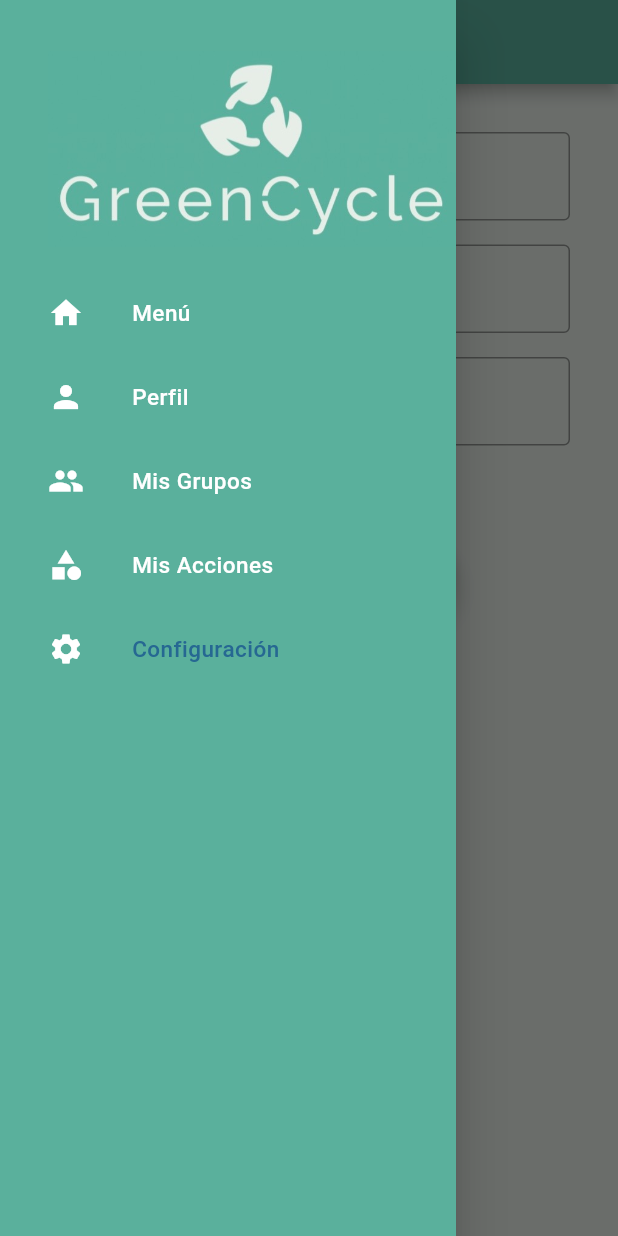
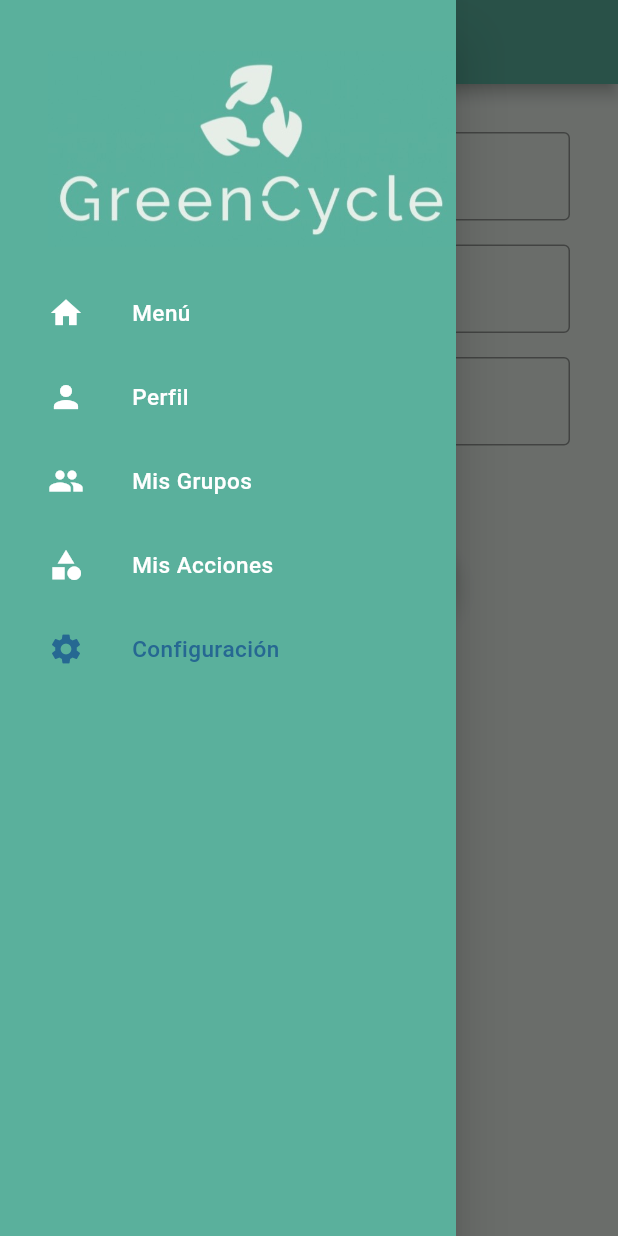
Before and after one commit to florchao/greencycle, a Flutter app: the Settings screen opened by its route, with the side drawer open, on a phone screen of 412 x 824 dp. Run offline on Flutter 3.47's test engine with Material 2 defaults, Android fonts, the phone set to English and light mode, and no system bars; our stand-ins replace auto_size_text, cloud_firestore, firebase_auth, firebase_core, firebase_storage, fluttertoast and 2 more; missing offline and left inert: flutter_elegant_number_button, sign_button; accounts and stored records are empty; Roboto replaces fonts that are missing (Railway).

Commit message:
termino de arreglar el drawer y modificar usuario

```diff
--- a/lib/screens/settings.dart
+++ b/lib/screens/settings.dart
@@ -229,14 +229,14 @@ class _SettingsState extends State<Settings> {
                             firstName.currentState!.validate();
                             lastName.currentState!.save();
                             lastName.currentState!.validate();
-                            if(_firstNameController!.text != "" || _lastNameController!.text != "" || _imageController!.text != "" || _emailController!.text != "") {
+                            if(_firstNameController!.text != "" || _lastNameController!.text != "" || profileImage != null || _emailController!.text != "") {
                               late MyUser _myUser;
                               if(profileImage == null) {
                                 _myUser = MyUser(
                                     _firstNameController!.text,
                                     _lastNameController!.text,
                                     "",
-                                    null,
+                                    "",
                                     _emailController!.text);
                               } else {
                                 await uploadFileToStorage();
--- a/lib/widgets/drawer.dart
+++ b/lib/widgets/drawer.dart
@@ -51,7 +51,7 @@ class ArgonDrawer extends StatelessWidget {
                   fontSize: 15,
                   color: ((currentPage == "Home") ? ArgonColors.azul: ArgonColors.white),
                 )),
-                leading: Icon(Icons.home, color: ArgonColors.white,),
+                leading: Icon(Icons.home, color: ((currentPage == "Home") ? ArgonColors.azul: ArgonColors.white),),
                   selected: (currentPage == "Home" ? true: false),
                   selectedTileColor: ArgonColors.verdeClaro,
                   onTap: () {
@@ -69,7 +69,7 @@ class ArgonDrawer extends StatelessWidget {
                   fontSize: 15,
                   color: ((currentPage == "Profile") ? ArgonColors.azul: ArgonColors.white),
                 )),
-                leading: Icon(Icons.person, color: ArgonColors.white,),
+                leading: Icon(Icons.person, color: ((currentPage == "Profile") ? ArgonColors.azul: ArgonColors.white),),
                 // selected: ((currentPage == "Mi Perfil") ? true: false),
                 selectedTileColor: ArgonColors.verdeClaro,
                 onTap: () {
@@ -86,7 +86,7 @@ class ArgonDrawer extends StatelessWidget {
                   fontSize: 15,
                   color: ((currentPage == "Mis Grupos") ? ArgonColors.azul: ArgonColors.white),
                 )),
-                leading: Icon(Icons.people, color: ArgonColors.white,),
+                leading: Icon(Icons.people, color: ((currentPage == "Mis Grupos") ? ArgonColors.azul: ArgonColors.white),),
                 selected: ((currentPage == "Mis Grupos") ? true: false),
                 selectedTileColor: ArgonColors.verdeClaro,
                 onTap: () {
@@ -103,7 +103,7 @@ class ArgonDrawer extends StatelessWidget {
                   fontSize: 15,
                   color: ((currentPage == "Mis Acciones") ? ArgonColors.azul: ArgonColors.white),
                 )),
-                leading: Icon(Icons.category, color: ArgonColors.white,),
+                leading: Icon(Icons.category, color: ((currentPage == "Mis Acciones") ? ArgonColors.azul: ArgonColors.white),),
                 selected: ((currentPage == "Mis Acciones") ? true: false),
                 selectedTileColor: ArgonColors.verdeClaro,
                 onTap: () {
@@ -120,7 +120,7 @@ class ArgonDrawer extends StatelessWidget {
                   fontSize: 15,
                   color: ((currentPage == "Configuración") ? ArgonColors.azul: ArgonColors.white),
                 )),
-                leading: Icon(Icons.settings, color: ArgonColors.white,),
+                leading: Icon(Icons.settings, color: ((currentPage == "Configuración") ? ArgonColors.azul: ArgonColors.white),),
                 selected: ((currentPage == "Configuración") ? true: false),
                 selectedTileColor: ArgonColors.verdeClaro,
                 onTap: () {
```
